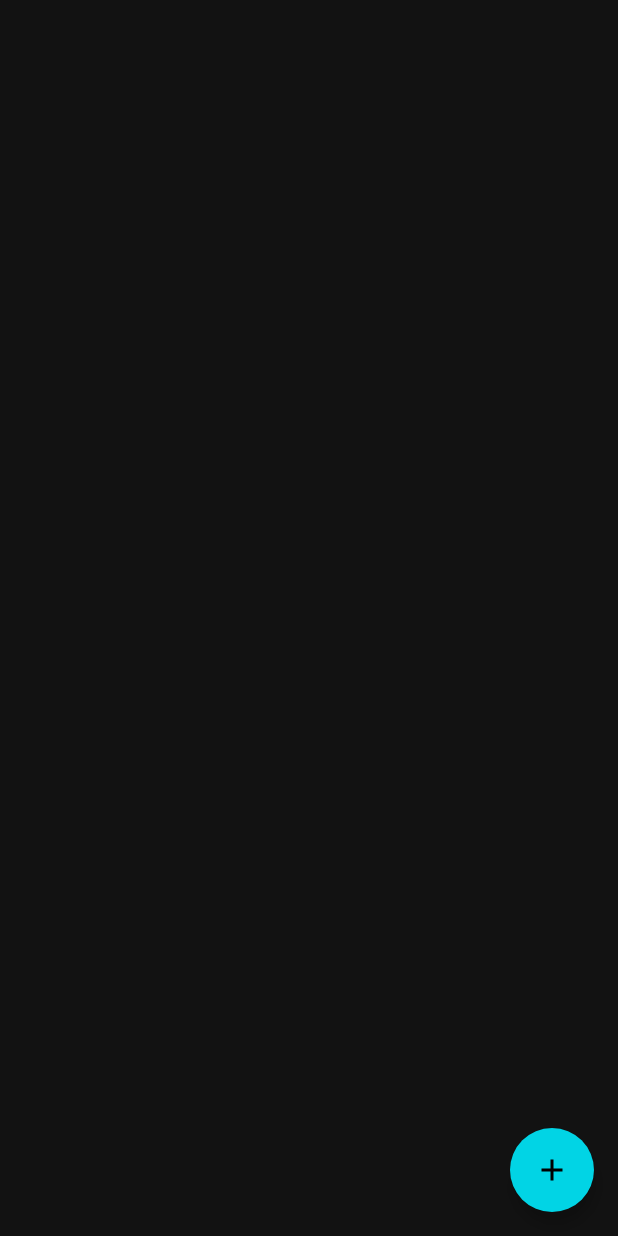
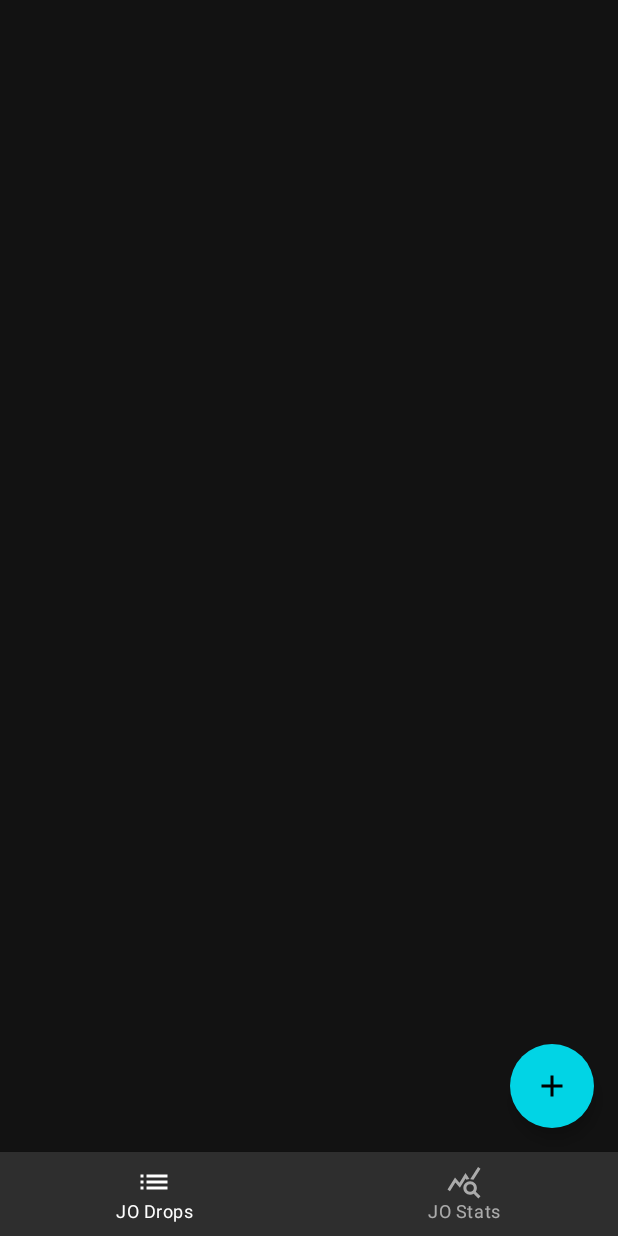
Before and after one commit to ceribe/tower-of-fantasy-assistant, an Android app built with Jetpack Compose: the screen it shows after launch (MainActivity), on a phone screen of 412 x 824 dp. Run offline under Robolectric (Android 15) with nearby library versions, the phone set to English and light mode, and no system bars; our stand-ins replace Dagger/Hilt's generated code, Room's generated code, accompanist.

Commit message:
Add BottomNavigation; Add initial JODropStats

```diff
--- a/app/src/main/java/com/kagamiapps/tofassistant/MainActivity.kt
+++ b/app/src/main/java/com/kagamiapps/tofassistant/MainActivity.kt
@@ -1,25 +1,41 @@
 package com.kagamiapps.tofassistant
 
+import android.annotation.SuppressLint
+import android.graphics.drawable.Icon
 import android.os.Bundle
 import androidx.activity.ComponentActivity
 import androidx.activity.compose.setContent
+import androidx.compose.foundation.layout.Column
 import androidx.compose.foundation.layout.fillMaxSize
-import androidx.compose.material.MaterialTheme
-import androidx.compose.material.Surface
-import androidx.compose.material.Text
+import androidx.compose.foundation.layout.padding
+import androidx.compose.material.*
+import androidx.compose.material.icons.Icons
+import androidx.compose.material.icons.filled.List
+import androidx.compose.material.icons.filled.QueryStats
 import androidx.compose.runtime.Composable
+import androidx.compose.runtime.getValue
 import androidx.compose.ui.Modifier
+import androidx.compose.ui.graphics.vector.ImageVector
 import androidx.compose.ui.tooling.preview.Preview
 import androidx.navigation.NavType
 import androidx.navigation.compose.NavHost
 import androidx.navigation.compose.composable
+import androidx.navigation.compose.currentBackStackEntryAsState
 import androidx.navigation.compose.rememberNavController
 import androidx.navigation.navArgument
 import com.kagamiapps.tofassistant.ui.add_edit_jo_loot.AddEditJOLootScreen
+import com.kagamiapps.tofassistant.ui.jo_drop_stats.JODropStatsScreen
 import com.kagamiapps.tofassistant.ui.jo_loot_list.JOLootListScreen
 import com.kagamiapps.tofassistant.ui.theme.TowerOfFantasyAssistantTheme
 import com.kagamiapps.tofassistant.util.Routes
 import dagger.hilt.android.AndroidEntryPoint
+
+data class BottomRoute(val route: String, val icon: ImageVector, val text: String)
+
+val bottomRoutes = listOf(
+    BottomRoute(Routes.JO_LOOT_LIST, Icons.Default.List, "JO Drops"),
+    BottomRoute(Routes.JO_DROP_STATS, Icons.Default.QueryStats, "JO Stats")
+)
 
 @AndroidEntryPoint
 class MainActivity : ComponentActivity() {
@@ -28,6 +44,26 @@ class MainActivity : ComponentActivity() {
         setContent {
             TowerOfFantasyAssistantTheme {
                     val navController = rememberNavController()
+
+                Scaffold(
+                    bottomBar = {
+                        BottomNavigation {
+                            val navBackStackEntry by navController.currentBackStackEntryAsState()
+                            bottomRoutes.forEach { (route, icon, text) ->
+                                BottomNavigationItem(
+                                    selected = navBackStackEntry?.destination?.route == route,
+                                    onClick = { navController.navigate(route) },
+                                    icon = { Icon(imageVector = icon, contentDescription = text) },
+                                    label = { Text(text = text) }
+                                )
+                            }
+                        }
+                    }
+                ) { padding ->
+                    Column(
+                        modifier = Modifier.padding(padding)
+                    ) {
+
                         NavHost(
                             navController = navController,
                             startDestination = Routes.JO_LOOT_LIST
@@ -50,8 +86,15 @@ class MainActivity : ComponentActivity() {
                                     navController.popBackStack()
                                 })
                             }
+                            composable(Routes.JO_DROP_STATS) {
+                                JODropStatsScreen(onNavigate = {
+                                    navController.navigate(it.route)
+                                })
                             }
                         }
                     }
                 }
             }
+        }
+    }
+}
--- /dev/null
+++ b/app/src/main/java/com/kagamiapps/tofassistant/ui/jo_drop_stats/JODropStatsEvent.kt
@@ -0,0 +1,5 @@
+package com.kagamiapps.tofassistant.ui.jo_drop_stats
+
+sealed class JODropStatsEvent {
+
+}
--- a/app/src/main/java/com/kagamiapps/tofassistant/util/Routes.kt
+++ b/app/src/main/java/com/kagamiapps/tofassistant/util/Routes.kt
@@ -3,4 +3,5 @@ package com.kagamiapps.tofassistant.util
 object Routes {
     const val JO_LOOT_LIST = "jo_loot_list"
     const val ADD_EDIT_JO_LOOT = "add_edit_jo_loot"
+    const val JO_DROP_STATS = "jo_drop_stats"
 }
```
Also changed, not shown: app/src/main/java/com/kagamiapps/tofassistant/ui/jo_drop_stats/JODropStatsScreen.kt (added, +13 -0 lines), app/src/main/java/com/kagamiapps/tofassistant/ui/jo_drop_stats/JODropStatsViewModel.kt (added, +32 -0 lines). Lines whose indentation alone changed are shown as unchanged.
